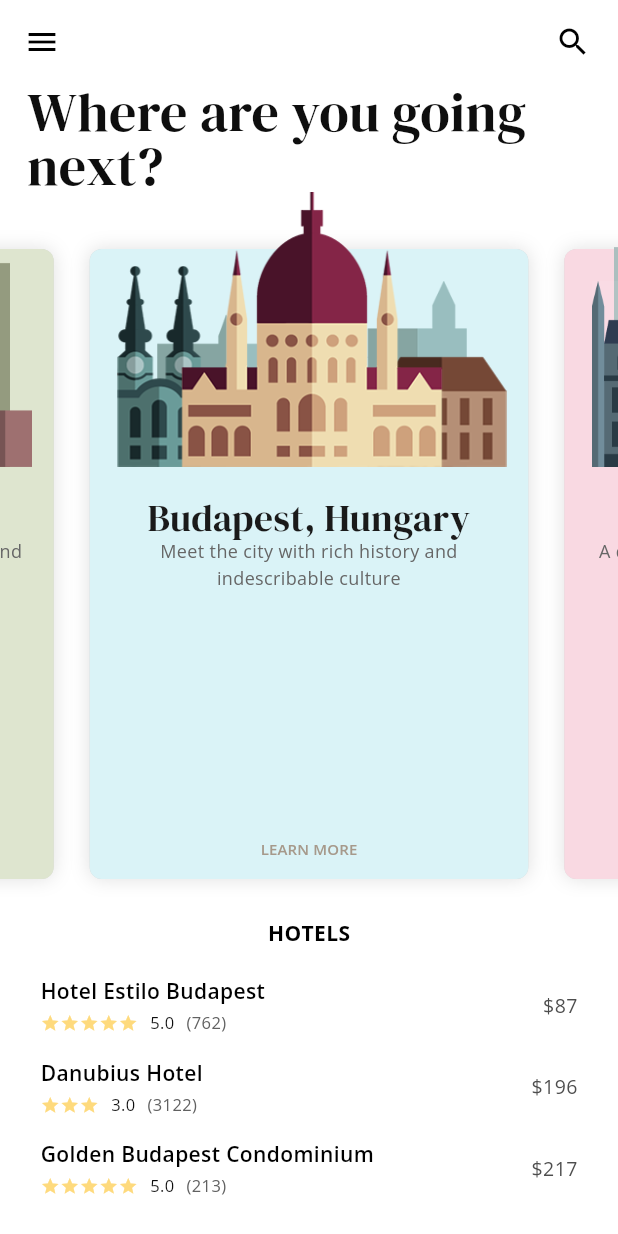
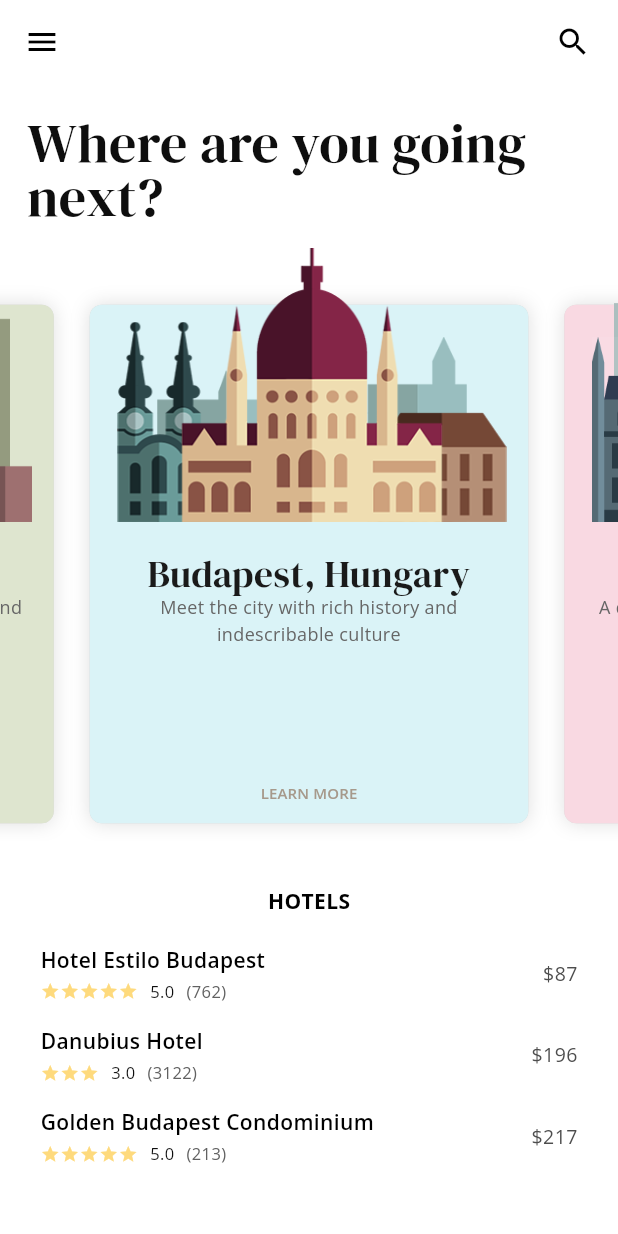
Before and after one commit to gskinnerTeam/flutter_vignettes, a Flutter app: the screen it shows after launch, on a phone screen of 412 x 824 dp. Run offline on Flutter 3.47's test engine with Material 3 defaults, Android fonts, the phone set to English and light mode, and no system bars; our stand-ins replace flare_flutter, flutter_masked_text2, font_awesome_flutter, outline_material_icons; project files that could hold a hidden picture were left out.

Commit message:
travel_cards_list: Update layout, vertically center align items

```diff
--- a/vignettes/parallax_travel_cards_list/lib/demo.dart
+++ b/vignettes/parallax_travel_cards_list/lib/demo.dart
@@ -22,7 +22,9 @@ class _TravelCardDemoState extends State<TravelCardDemo> {
     return Scaffold(
       appBar: _buildAppBar(),
       body: Container(
+        alignment: Alignment.center,
         color: Colors.white,
+        child: SingleChildScrollView(
           child: Column(
             mainAxisAlignment: MainAxisAlignment.center,
             crossAxisAlignment: CrossAxisAlignment.center,
@@ -36,7 +38,8 @@ class _TravelCardDemoState extends State<TravelCardDemo> {
                   maxLines: 2,
                 ),
               ),
-            Expanded(
+              Padding(
+                padding: const EdgeInsets.symmetric(vertical: 16),
                 child: TravelCardList(
                   cities: _cityList,
                   onCityChange: _handleCityChange,
@@ -44,6 +47,7 @@ class _TravelCardDemoState extends State<TravelCardDemo> {
               ),
               HotelList(_currentCity.hotels),
             ],
+          ),
         ),
       ),
     );
```
Lines whose indentation alone changed are shown as unchanged.
